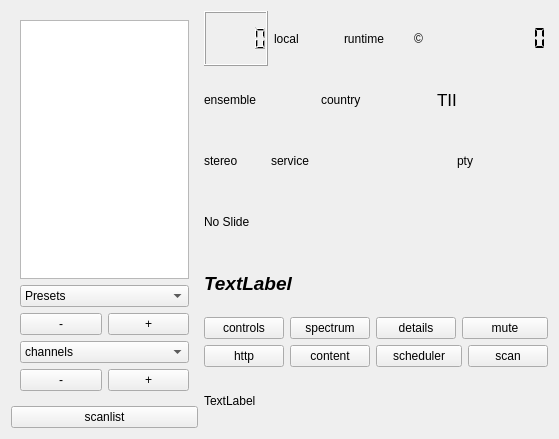
Old version of the form qt-dab-s6/forms-v6/dabradio-6.ui in the repository JvanKatwijk/qt-dab.
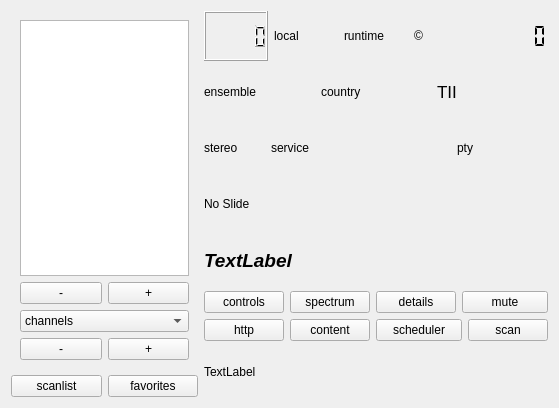
New version of the form. Custom widgets are drawn as their Qt base class.

Commit message: changes to device interface and favorites

```diff
--- a/qt-dab-s6/forms-v6/dabradio-6.ui
+++ b/qt-dab-s6/forms-v6/dabradio-6.ui
@@ -7,7 +7,7 @@
     <x>0</x>
     <y>0</y>
     <width>559</width>
-    <height>439</height>
+    <height>408</height>
    </rect>
   </property>
   <property name="sizePolicy">
@@ -19,7 +19,7 @@
   <property name="windowTitle">
    <string>Qt-DAB-6.1</string>
   </property>
-  <layout class="QHBoxLayout" name="horizontalLayout_7">
+  <layout class="QHBoxLayout" name="horizontalLayout_9">
    <item>
     <layout class="QVBoxLayout" name="verticalLayout_2">
      <item>
@@ -51,26 +51,7 @@
          </widget>
         </item>
         <item>
-         <layout class="QHBoxLayout" name="horizontalLayout_4">
-          <item>
-           <widget class="presetComboBox" name="presetSelector">
-            <property name="sizePolicy">
-             <sizepolicy hsizetype="Ignored" vsizetype="Fixed">
-              <horstretch>0</horstretch>
-              <verstretch>0</verstretch>
-             </sizepolicy>
-            </property>
-            <property name="toolTip">
-             <string>&lt;html&gt;&lt;head/&gt;&lt;body&gt;&lt;p&gt;Presets are short cuts to services - possibly in ensembles in different channels - that are obtained by clicking with the &lt;span style=&quot; font-weight:600; font-style:italic;&quot;&gt;right &lt;/span&gt;mouse button on the name of the service &lt;span style=&quot; font-weight:600; font-style:italic;&quot;&gt;in the list of services when selected&lt;/span&gt;.&lt;/p&gt;&lt;p&gt;Removing a name from the presets is by selecting the service in this combobox and touching the right hand mouse button.&lt;/p&gt;&lt;/body&gt;&lt;/html&gt;</string>
-            </property>
-            <item>
-             <property name="text">
-              <string>Presets</string>
-             </property>
-            </item>
-           </widget>
-          </item>
-         </layout>
+         <layout class="QHBoxLayout" name="horizontalLayout_4"/>
         </item>
         <item>
          <layout class="QHBoxLayout" name="horizontalLayout_2">
@@ -137,6 +118,8 @@
       </widget>
      </item>
      <item>
+      <layout class="QHBoxLayout" name="horizontalLayout_7">
+       <item>
       <widget class="newPushButton" name="scanListButton">
        <property name="toolTip">
         <string>&lt;html&gt;&lt;head/&gt;&lt;body&gt;&lt;p&gt;Result of a (single) scan is stored in the list. Left mouse click on an element will select the service, named by the element. Right mouse click causes the service name to be added to the preset list.&lt;/p&gt;&lt;p&gt;If clearScan is selected (the default), the list is cleared when scanning.&lt;/p&gt;&lt;/body&gt;&lt;/html&gt;</string>
@@ -146,6 +129,15 @@
        </property>
       </widget>
      </item>
+       <item>
+        <widget class="newPushButton" name="presetButton">
+         <property name="text">
+          <string>favorites</string>
+         </property>
+        </widget>
+       </item>
+      </layout>
+     </item>
     </layout>
    </item>
    <item>
@@ -401,11 +393,6 @@
    <extends>QComboBox</extends>
    <header>smallcombobox.h</header>
   </customwidget>
-  <customwidget>
-   <class>presetComboBox</class>
-   <extends>QComboBox</extends>
-   <header>presetcombobox.h</header>
-  </customwidget>
   <customwidget>
    <class>newPushButton</class>
    <extends>QPushButton</extends>
```
Left out of the diff: 2 changed lines with no effect on the pictures. Lines whose indentation alone changed are shown as unchanged. The commit also changes 508 other files.
